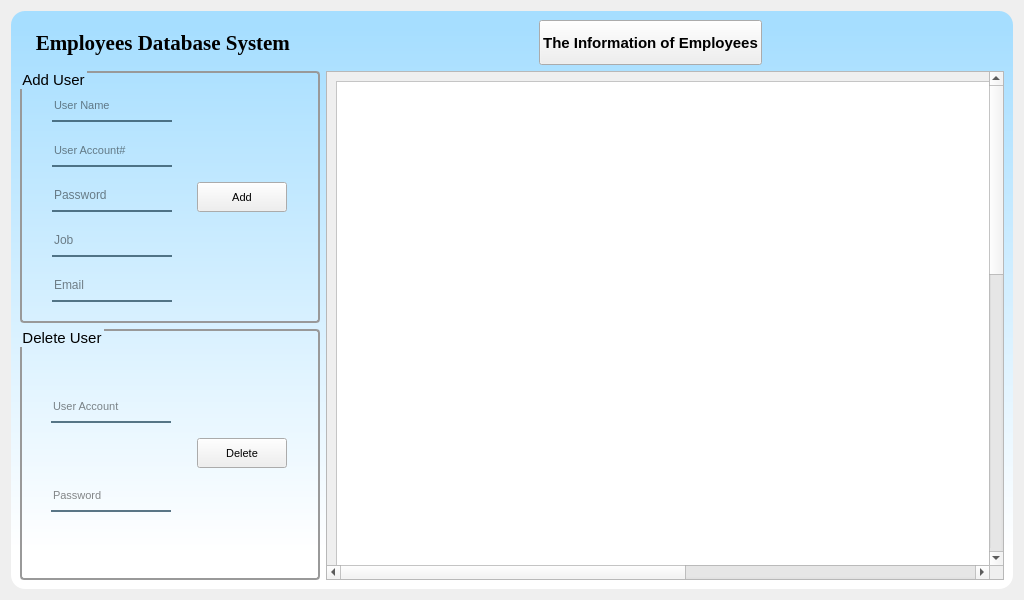
The window that UI_design/LoginUI_Design/Admin_Window_3.ui (ApplyKCL/SNYProject) describes before a commit, drawn with Qt 5.
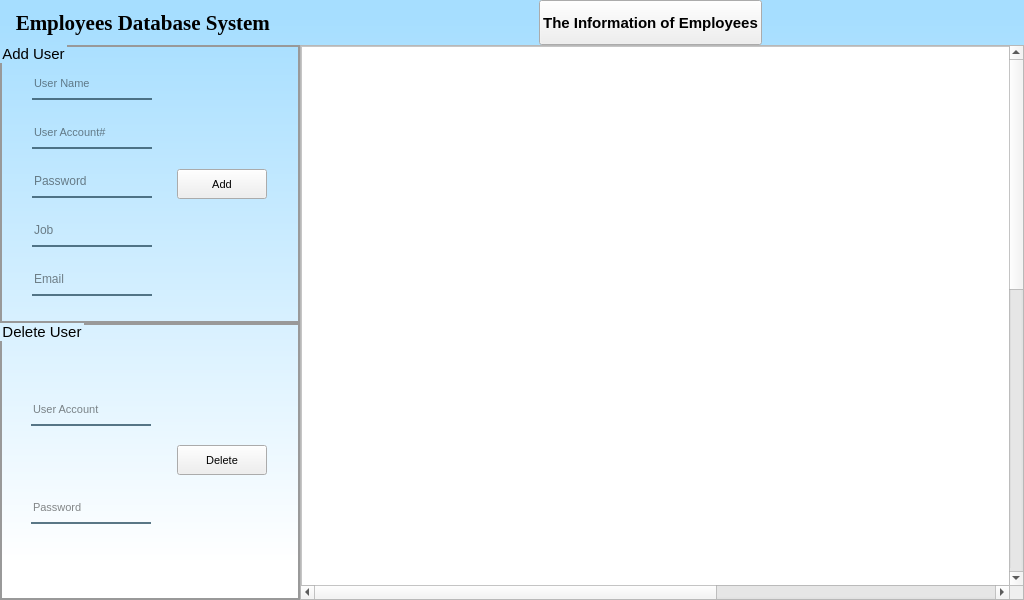
The same window after the commit.

Commit message: Finishing UI window part

The edit to the form file:
```diff
--- a/UI_design/LoginUI_Design/Admin_Window_3.ui
+++ b/UI_design/LoginUI_Design/Admin_Window_3.ui
@@ -29,13 +29,10 @@
    <string notr="true">
 QWidget#widget{
 background-color: qlineargradient(spread:pad, x1:0.5, y1:0, x2:0.5, y2:1, stop:0.0284091 rgba(166, 222, 255), stop:0.9375 rgba(255, 255, 255, 255));
-
-border-radius: 14;
 }
 
 QGroupBox {
 border: 2px solid #999999;
-border-radius: 4px;
 margin-top: 0.5em;
 }
 QGroupBox::title {
@@ -46,6 +43,21 @@
 }</string>
   </property>
   <layout class="QVBoxLayout" name="verticalLayout_6">
+   <property name="spacing">
+    <number>0</number>
+   </property>
+   <property name="leftMargin">
+    <number>0</number>
+   </property>
+   <property name="topMargin">
+    <number>0</number>
+   </property>
+   <property name="rightMargin">
+    <number>0</number>
+   </property>
+   <property name="bottomMargin">
+    <number>0</number>
+   </property>
    <item>
     <widget class="QWidget" name="widget" native="true">
      <property name="minimumSize">
@@ -55,6 +67,21 @@
       </size>
      </property>
      <layout class="QVBoxLayout" name="verticalLayout_5">
+      <property name="spacing">
+       <number>0</number>
+      </property>
+      <property name="leftMargin">
+       <number>0</number>
+      </property>
+      <property name="topMargin">
+       <number>0</number>
+      </property>
+      <property name="rightMargin">
+       <number>0</number>
+      </property>
+      <property name="bottomMargin">
+       <number>0</number>
+      </property>
       <item>
        <layout class="QHBoxLayout" name="horizontalLayout_6">
         <property name="spacing">
@@ -467,11 +494,26 @@
             <rect>
              <x>0</x>
              <y>0</y>
-             <width>1226</width>
-             <height>1226</height>
+             <width>1200</width>
+             <height>1200</height>
             </rect>
            </property>
            <layout class="QVBoxLayout" name="verticalLayout">
+            <property name="spacing">
+             <number>0</number>
+            </property>
+            <property name="leftMargin">
+             <number>0</number>
+            </property>
+            <property name="topMargin">
+             <number>0</number>
+            </property>
+            <property name="rightMargin">
+             <number>0</number>
+            </property>
+            <property name="bottomMargin">
+             <number>0</number>
+            </property>
             <item>
              <widget class="QFrame" name="frame">
               <property name="minimumSize">
```
The commit also changes 7 other files.
